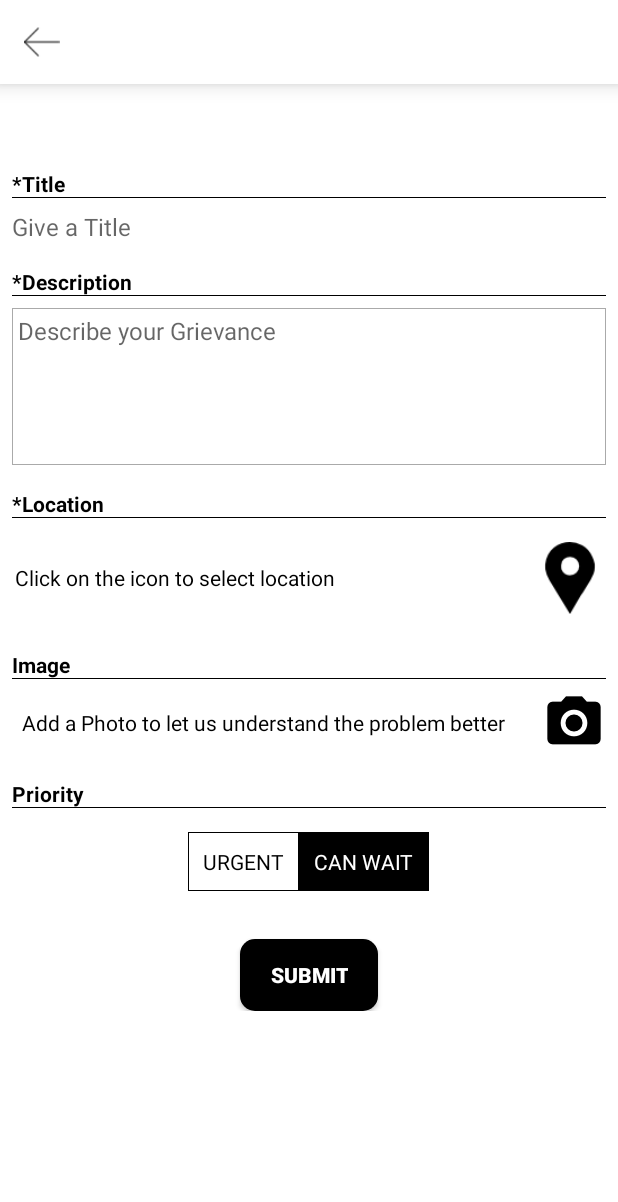
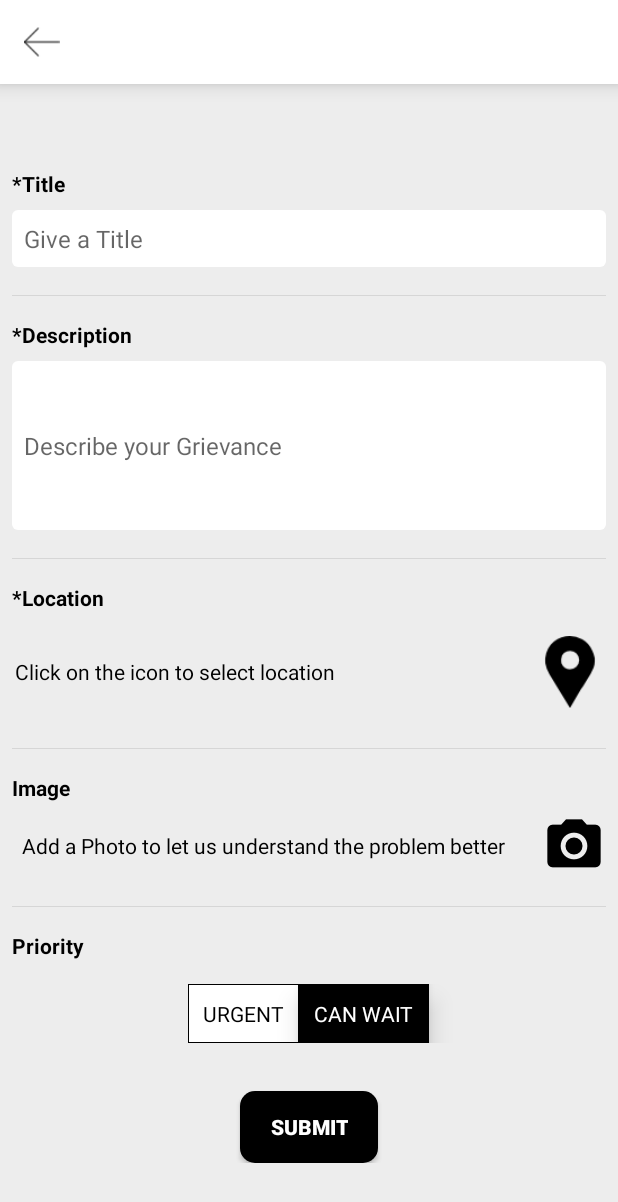
Before and after one commit to lattamatic/ChangePins2, an Android app: the ActivityRegisterComplaint screen opened directly, with no data from a screen before it, on a phone screen of 412 x 824 dp. Shown: the top 1202 px of the screen. Run offline under Robolectric (Android 15) with nearby library versions, the phone set to English and light mode, and no system bars; libraries missing offline, so code that uses them is left out: com.facebook, com.theartofdev.edmodo; pictures from the network do not load.

Commit message:
Changes to edittext in Report a complaint screen

```diff
--- a/app/src/main/java/sandeep/city/Activity/ActivityRegisterComplaint.java
+++ b/app/src/main/java/sandeep/city/Activity/ActivityRegisterComplaint.java
@@ -62,7 +62,7 @@ public class ActivityRegisterComplaint extends Activity {
 
 
     private TextView category, locMessage, catDescription, imageHelptext;
-    private TextView urgent, canWait;
+    private TextView urgent, canWait, priority;
 //    private TextView titleText, descriptionText, locationText, imageText;
     private ImageView takePic, but_location, back, staticMap, imageView;
     private EditText title, description;
@@ -231,6 +231,7 @@ public class ActivityRegisterComplaint extends Activity {
 
         urgent = (TextView) findViewById(R.id.tvUrgent);
         canWait = (TextView) findViewById(R.id.tvCanWait);
+        priority = (TextView) findViewById(R.id.tvPriority);
 
         back = (ImageView) findViewById(R.id.ivBack);
 //        upload = (ImageView) findViewById(R.id.ivUploadImage);
@@ -314,6 +315,7 @@ public class ActivityRegisterComplaint extends Activity {
                 int pB = urgent.getPaddingBottom();
                 urgent.setBackgroundResource(R.drawable.background_lines);
                 canWait.setBackgroundResource(R.drawable.border);
+                priority.setText("Priority: Urgent");
                 urgent.setTextColor(getResources().getColor(R.color.white));
                 canWait.setTextColor(getResources().getColor(R.color.colorPrimaryDark));
                urgent.setPadding(pL, pT, pR, pB);
@@ -330,6 +332,7 @@ public class ActivityRegisterComplaint extends Activity {
                 int pB = urgent.getPaddingBottom();
                 canWait.setBackgroundResource(R.drawable.background_lines);
                 urgent.setBackgroundResource(R.drawable.border);
+                priority.setText("Priority: Can wait");
                 canWait.setTextColor(getResources().getColor(R.color.white));
                 urgent.setTextColor(getResources().getColor(R.color.colorPrimaryDark));
                 urgent.setPadding(pL, pT, pR, pB);
--- a/app/src/main/res/drawable/border_bottom_line.xml
+++ b/app/src/main/res/drawable/border_bottom_line.xml
@@ -2,13 +2,13 @@
 <layer-list xmlns:android="http://schemas.android.com/apk/res/android">
     <item>
         <shape android:shape="rectangle">
-            <solid android:color="#000"/>
+            <solid android:color="#d6d6d6"/>
         </shape>
     </item>
     <item android:bottom="1dp">
 
         <shape android:shape="rectangle">
-            <solid android:color="#ffffff" />
+            <solid android:color="#ededed" />
         </shape>
     </item>
 </layer-list>
--- /dev/null
+++ b/app/src/main/res/drawable/edittext_bg.xml
@@ -0,0 +1,19 @@
+<?xml version="1.0" encoding="utf-8"?>
+<shape xmlns:android="http://schemas.android.com/apk/res/android" >
+
+    <solid android:color="#FFFFFF" />
+
+    <corners
+        android:topLeftRadius="4dp"
+        android:topRightRadius="4dp"
+        android:bottomLeftRadius="4dp"
+        android:bottomRightRadius="4dp"/>
+
+    <padding
+        android:bottom="8dp"
+        android:top="8dp"
+        android:left="8dp"
+        android:right="8dp">
+
+    </padding>
+</shape>
--- a/app/src/main/res/layout/ac_register_complaint.xml
+++ b/app/src/main/res/layout/ac_register_complaint.xml
@@ -1,7 +1,6 @@
 <LinearLayout xmlns:android="http://schemas.android.com/apk/res/android"
     android:layout_width="match_parent"
     android:layout_height="match_parent"
-    android:background="@android:color/white"
     android:orientation="vertical">
 
     <android.support.v7.widget.Toolbar
@@ -38,8 +37,10 @@
     </android.support.v7.widget.Toolbar>
 
     <ScrollView
+        android:background="#ededed"
         android:layout_width="fill_parent"
-        android:layout_height="fill_parent">
+        android:layout_height="fill_parent"
+        >
 
         <LinearLayout
             android:layout_width="fill_parent"
@@ -52,7 +53,6 @@
                 android:id="@+id/tvCategoryDescription"
                 android:layout_width="match_parent"
                 android:layout_height="wrap_content"
-                android:gravity="center_horizontal"
                 android:padding="8dp"
                 android:text="@string/watersupplyDescription"
                 android:textSize="12sp" />
@@ -62,7 +62,6 @@
                 android:layout_width="match_parent"
                 android:layout_height="wrap_content"
                 android:layout_marginTop="16dp"
-                android:background="@drawable/underline"
                 android:text="*Title"
                 android:textStyle="bold" />
 
@@ -71,7 +70,7 @@
                 android:layout_width="match_parent"
                 android:layout_height="wrap_content"
                 android:layout_marginTop="8dp"
-                android:background="@null"
+                android:background="@drawable/edittext_bg"
                 android:hint="Give a Title"
                 android:maxLength="100"
                 android:maxLines="1"
@@ -80,8 +79,12 @@
             <TextView
                 android:layout_width="match_parent"
                 android:layout_height="wrap_content"
+                android:background="@drawable/border_bottom_line"/>
+
+            <TextView
+                android:layout_width="match_parent"
+                android:layout_height="wrap_content"
                 android:layout_marginTop="16dp"
-                android:background="@drawable/underline"
                 android:text="*Description"
                 android:textStyle="bold" />
 
@@ -90,19 +93,20 @@
                 android:layout_width="match_parent"
                 android:layout_height="wrap_content"
                 android:layout_marginTop="8dp"
-                android:background="@drawable/edittext_border"
-                android:gravity="top"
+                android:background="@drawable/edittext_bg"
                 android:hint="Describe your Grievance"
                 android:maxLines="5"
                 android:minLines="5"
-                android:padding="4dp"
                 android:textSize="16sp" />
+            <TextView
+                android:layout_width="match_parent"
+                android:layout_height="wrap_content"
+                android:background="@drawable/border_bottom_line"/>
 
             <TextView
                 android:layout_width="match_parent"
                 android:layout_height="wrap_content"
                 android:layout_marginTop="16dp"
-                android:background="@drawable/underline"
                 android:text="*Location"
                 android:textSize="14sp"
                 android:textStyle="bold" />
@@ -155,12 +159,15 @@
                     android:layout_margin="8dp"
                     android:src="@drawable/location" />
             </LinearLayout>
+            <TextView
+                android:layout_width="match_parent"
+                android:layout_height="wrap_content"
+                android:background="@drawable/border_bottom_line"/>
 
             <TextView
                 android:layout_width="match_parent"
                 android:layout_height="wrap_content"
                 android:layout_marginTop="16dp"
-                android:background="@drawable/underline"
                 android:text="Image"
                 android:textStyle="bold" />
 
@@ -198,13 +205,17 @@
                     android:foregroundGravity="center_vertical"
                     android:src="@drawable/take_pic" />
             </RelativeLayout>
+            <TextView
+                android:layout_width="match_parent"
+                android:layout_height="wrap_content"
+                android:background="@drawable/border_bottom_line"/>
 
             <TextView
                 android:layout_width="match_parent"
                 android:layout_height="wrap_content"
                 android:layout_marginTop="16dp"
-                android:background="@drawable/underline"
                 android:text="Priority"
+                android:id="@+id/tvPriority"
                 android:textStyle="bold" />
 
             <LinearLayout
@@ -221,7 +232,7 @@
                     android:layout_gravity="right"
                     android:background="@drawable/border"
                     android:padding="10dp"
-                    android:text="URGENT" />
+                    android:text="URGENT"/>
 
                 <TextView
                     android:id="@+id/tvCanWait"
@@ -231,6 +242,7 @@
                     android:background="@drawable/background_lines"
                     android:padding="10dp"
                     android:text="CAN WAIT"
+                    android:elevation="10dp"
                     android:textColor="@android:color/white" />
             </LinearLayout>
 
```
